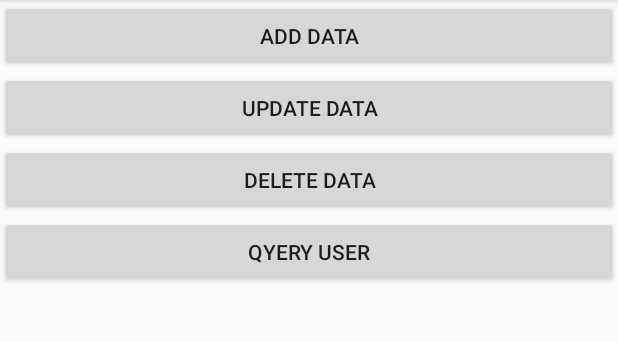
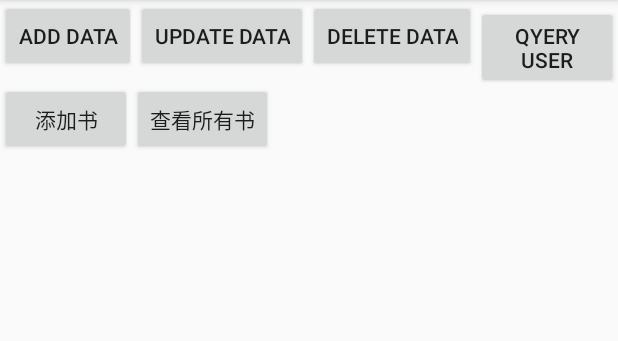
Before and after one commit to zane618/JetpackTest, an Android app: the RoomActivity screen opened directly, with no data from a screen before it, on a phone screen of 412 x 824 dp, the part 84-425 px from its top. Run offline under Robolectric (Android 15) with nearby library versions, the phone set to English and light mode, and no system bars; our stand-ins replace Room's generated code.

Commit message:
添加 升级数据库操作： 1 添加一张表Book 2 Book表中添加一列 autor

```diff
--- a/app/src/main/java/com/example/jetpacktest/room/AppDatabase.kt
+++ b/app/src/main/java/com/example/jetpacktest/room/AppDatabase.kt
@@ -4,16 +4,41 @@ import android.content.Context
 import androidx.room.Database
 import androidx.room.Room
 import androidx.room.RoomDatabase
+import androidx.room.migration.Migration
+import androidx.sqlite.db.SupportSQLiteDatabase
+import com.example.jetpacktest.room.update.Book
+import com.example.jetpacktest.room.update.BookDao
 
 /**
  * created by zhangshi on 2020/5/22.
  */
-@Database(version = 1, entities = [User::class])
-abstract class AppDatabase: RoomDatabase() {
+@Database(version = 3, entities = [User::class, Book::class])
+abstract class AppDatabase : RoomDatabase() {
 
     abstract fun userDao(): UserDao
 
+    abstract fun bookDao(): BookDao
+
     companion object {
+
+        val MIGRATION_1_2 = object : Migration(1, 2) {
+            override fun migrate(database: SupportSQLiteDatabase) {
+                database.execSQL("create table Book(id integer primary key autoincrement not null, name text not null, pages integer not null)")
+            }
+
+        }
+
+        /**
+         * Book表中新增一列：作者author
+         * 使用alter
+         */
+        val MIGRATION_2_3 = object : Migration(2, 3) {
+            override fun migrate(database: SupportSQLiteDatabase) {
+                database.execSQL("alter table Book add column author text not null default 'unknown'")
+            }
+
+        }
+
         private var instance: AppDatabase? = null
 
         @Synchronized
@@ -21,8 +46,11 @@ abstract class AppDatabase: RoomDatabase() {
             instance?.let {
                 return it
             }
-            return Room.databaseBuilder(context.applicationContext,
-            AppDatabase::class.java, "app_database")
+            return Room.databaseBuilder(
+                context.applicationContext,
+                AppDatabase::class.java, "app_database"
+            )
+                .addMigrations(MIGRATION_1_2, MIGRATION_2_3)
                 .build()
                 .apply {
                     instance = this
--- a/app/src/main/java/com/example/jetpacktest/room/RoomActivity.kt
+++ b/app/src/main/java/com/example/jetpacktest/room/RoomActivity.kt
@@ -5,9 +5,12 @@ import android.os.Bundle
 import android.util.Log
 import android.widget.Button
 import com.example.jetpacktest.R
+import com.example.jetpacktest.room.update.Book
 import kotlin.concurrent.thread
 
 class RoomActivity : AppCompatActivity() {
+
+    var i: Int = 0
 
     override fun onCreate(savedInstanceState: Bundle?) {
         super.onCreate(savedInstanceState)
@@ -42,5 +45,22 @@ class RoomActivity : AppCompatActivity() {
             }
         }
 
+        val bookDao = AppDatabase.getDatabase(this).bookDao()
+        findViewById<Button>(R.id.addBook).setOnClickListener {
+            thread {
+                val book = Book("一本好书" + i, 180, "张三")
+                book.id = bookDao.findLastzBook().id + 1
+                bookDao.insertBook(book)
+                Log.e("MainActivityx", book.id.toString())
+            }
+        }
+        findViewById<Button>(R.id.queryBooks).setOnClickListener {
+            thread {
+                for (book in bookDao.loadAllBooks()) {
+                    Log.e("MainActivityx", book.toString())
+                }
+            }
+        }
+
     }
 }
--- /dev/null
+++ b/app/src/main/java/com/example/jetpacktest/room/update/Book.kt
@@ -0,0 +1,15 @@
+package com.example.jetpacktest.room.update
+
+import androidx.room.Entity
+import androidx.room.PrimaryKey
+
+/**
+ * created by zhangshi on 2020/5/23.
+ */
+@Entity
+data class Book(var name:String, var pages: Int, var author: String) {
+    @PrimaryKey
+    var id: Long = 0
+
+
+}
--- /dev/null
+++ b/app/src/main/java/com/example/jetpacktest/room/update/BookDao.kt
@@ -0,0 +1,21 @@
+package com.example.jetpacktest.room.update
+
+import androidx.room.Dao
+import androidx.room.Insert
+import androidx.room.Query
+
+/**
+ * created by zhangshi on 2020/5/23.
+ */
+@Dao
+interface BookDao {
+
+    @Insert
+    fun insertBook(book: Book): Long
+
+    @Query("select * from Book")
+    fun loadAllBooks(): List<Book>
+
+    @Query("SELECT * FROM Book ORDER BY id DESC LIMIT 1")
+    fun findLastzBook(): Book
+}
--- a/app/src/main/res/layout/activity_room.xml
+++ b/app/src/main/res/layout/activity_room.xml
@@ -6,26 +6,47 @@
     android:layout_height="match_parent"
     android:orientation="vertical"
     tools:context=".room.RoomActivity">
-
+    <LinearLayout
+        android:layout_width="match_parent"
+        android:layout_height="wrap_content"
+        android:orientation="horizontal">
         <Button
             android:id="@+id/addDataBtn"
-        android:layout_width="match_parent"
+            android:layout_width="wrap_content"
             android:layout_height="wrap_content"
             android:text="Add Data" />
         <Button
             android:id="@+id/updateDataBtn"
-        android:layout_width="match_parent"
+            android:layout_width="wrap_content"
             android:layout_height="wrap_content"
             android:text="Update Data" />
         <Button
             android:id="@+id/deleteDataBtn"
-        android:layout_width="match_parent"
+            android:layout_width="wrap_content"
             android:layout_height="wrap_content"
             android:text="Delete Data" />
         <Button
             android:id="@+id/queryDataBtn"
+            android:layout_width="wrap_content"
+            android:layout_height="wrap_content"
+            android:text="Qyery User" />
+    </LinearLayout>
+
+
+
+    <LinearLayout
         android:layout_width="match_parent"
         android:layout_height="wrap_content"
-        android:text="Qyery User" />
-
+        android:orientation="horizontal">
+        <Button
+            android:id="@+id/addBook"
+            android:layout_width="wrap_content"
+            android:layout_height="wrap_content"
+            android:text="添加书" />
+        <Button
+            android:id="@+id/queryBooks"
+            android:layout_width="wrap_content"
+            android:layout_height="wrap_content"
+            android:text="查看所有书" />
     </LinearLayout>
+</LinearLayout>
```
Lines whose indentation alone changed are shown as unchanged.
